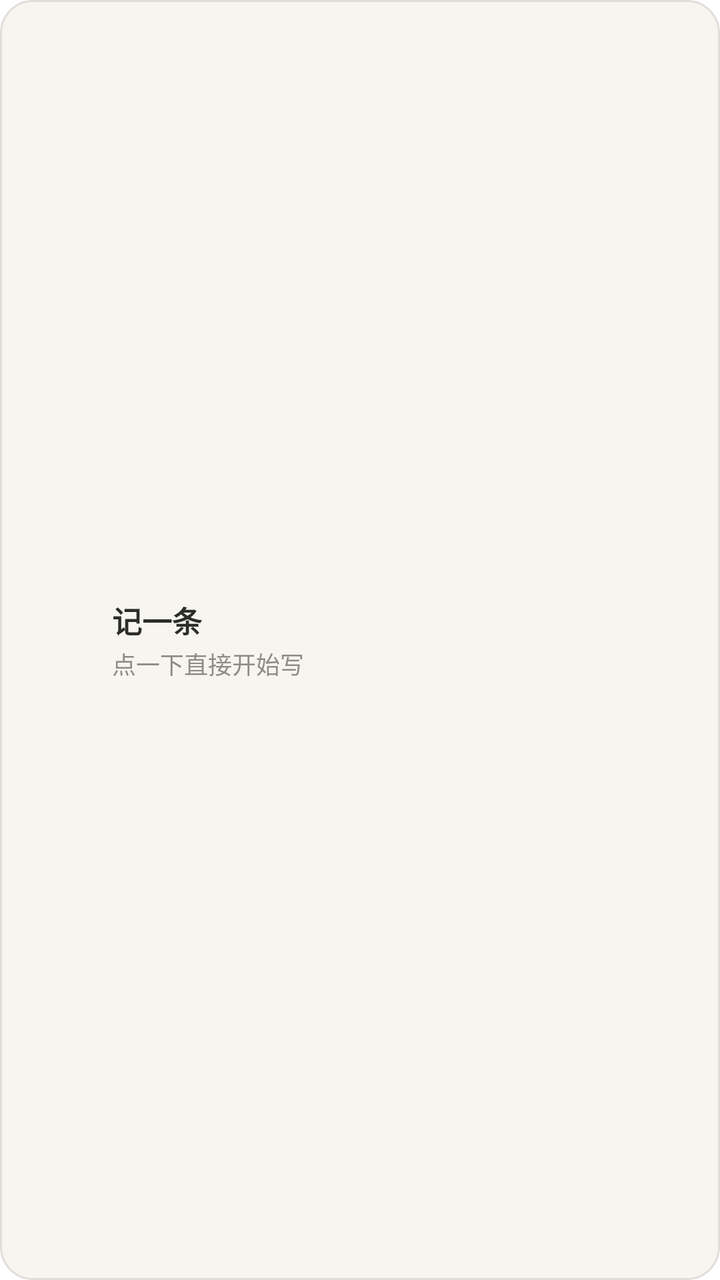
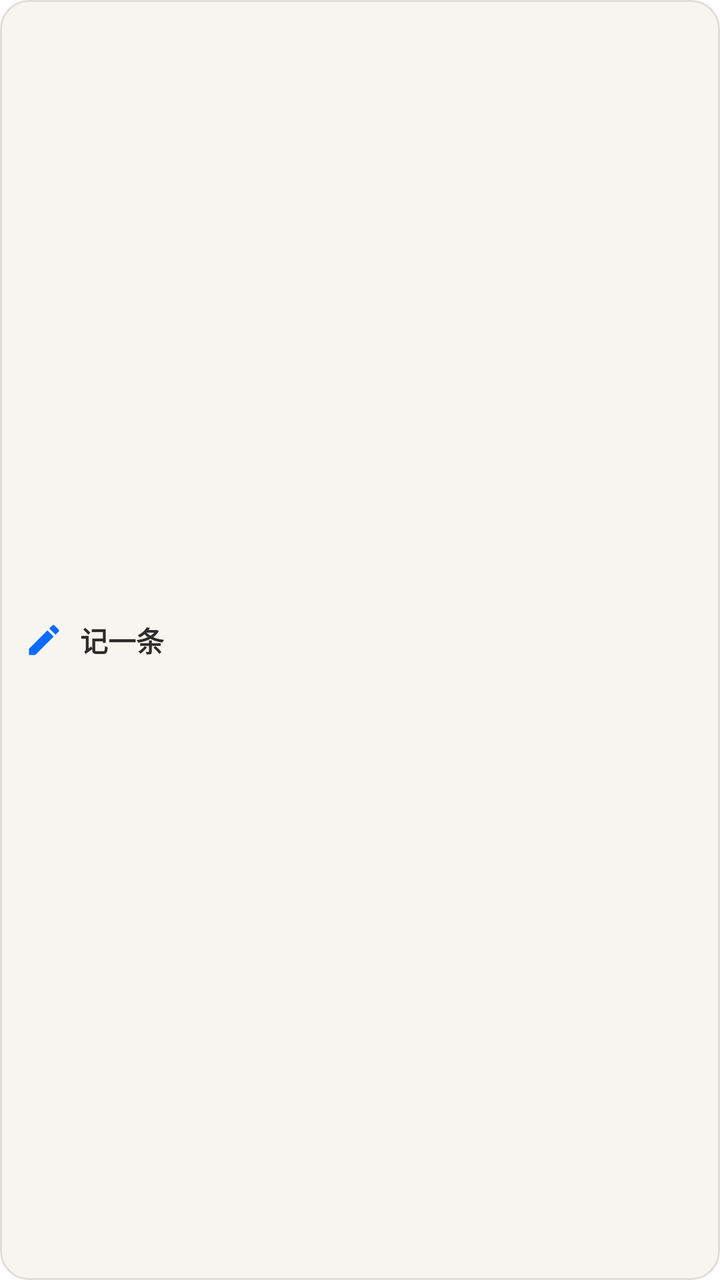

Before-and-after screenshots of an Android layout around one commit, followed by the original layout XML and the change that was made.
<!-- AndroidManifest.xml: fallback theme Theme.MaterialComponents.DayNight.NoActionBar -->
<!-- res/layout/widget_new_note.xml -->
<?xml version="1.0" encoding="utf-8"?>
<LinearLayout xmlns:android="http://schemas.android.com/apk/res/android"
    android:id="@+id/widget_root"
    android:layout_width="match_parent"
    android:layout_height="match_parent"
    android:background="@drawable/widget_new_note_bg"
    android:gravity="center_vertical"
    android:orientation="horizontal"
    android:paddingStart="16dp"
    android:paddingEnd="16dp">

    <ImageView
        android:layout_width="28dp"
        android:layout_height="28dp"
        android:contentDescription="@null"
        android:src="@mipmap/ic_launcher" />

    <LinearLayout
        android:layout_width="0dp"
        android:layout_height="wrap_content"
        android:layout_marginStart="12dp"
        android:layout_weight="1"
        android:orientation="vertical">

        <TextView
            android:layout_width="wrap_content"
            android:layout_height="wrap_content"
            android:maxLines="1"
            android:text="@string/widget_new_note_title"
            android:textColor="@color/widget_text"
            android:textSize="15sp"
            android:textStyle="bold" />

        <TextView
            android:layout_width="wrap_content"
            android:layout_height="wrap_content"
            android:layout_marginTop="2dp"
            android:maxLines="1"
            android:text="@string/widget_new_note_subtitle"
            android:textColor="@color/widget_sub"
            android:textSize="12sp" />
    </LinearLayout>

</LinearLayout>
<!-- resources referenced by this layout -->
<resources>
  <color name="widget_sub">#8F8C84</color>
  <color name="widget_text">#2C2C2A</color>
  <!-- drawable widget_new_note_bg (drawable) -->
  <?xml version="1.0" encoding="utf-8"?>
  <shape xmlns:android="http://schemas.android.com/apk/res/android"
      android:shape="rectangle">
      <solid android:color="@color/widget_bg" />
      <corners android:radius="16dp" />
      <stroke
          android:width="1dp"
          android:color="@color/widget_border" />
  </shape>
  <!-- mipmap ic_launcher (mipmap-anydpi-v26) -->
  <?xml version="1.0" encoding="utf-8"?>
  <adaptive-icon xmlns:android="http://schemas.android.com/apk/res/android">
      <background android:drawable="@color/ic_launcher_background" />
      <foreground android:drawable="@mipmap/ic_launcher_foreground" />
  </adaptive-icon>
  <string name="widget_new_note_subtitle">点一下直接开始写</string>
  <string name="widget_new_note_title">记一条</string>
  <color name="widget_bg">#F7F5F0</color>
  <color name="widget_border">#E0DED6</color>
  <color name="ic_launcher_background">#2C2C2A</color>
</resources>

<!-- the commit's change to res/layout/widget_new_note.xml (unified diff, before → after) -->
@@ -6,39 +6,27 @@
     android:background="@drawable/widget_new_note_bg"
     android:gravity="center_vertical"
     android:orientation="horizontal"
-    android:paddingStart="16dp"
-    android:paddingEnd="16dp">
+    android:paddingStart="12dp"
+    android:paddingEnd="12dp"
+    android:paddingTop="6dp"
+    android:paddingBottom="6dp">
 
     <ImageView
-        android:layout_width="28dp"
-        android:layout_height="28dp"
+        android:layout_width="20dp"
+        android:layout_height="20dp"
         android:contentDescription="@null"
-        android:src="@mipmap/ic_launcher" />
+        android:src="@drawable/widget_new_note_icon" />
 
-    <LinearLayout
+    <TextView
         android:layout_width="0dp"
         android:layout_height="wrap_content"
-        android:layout_marginStart="12dp"
+        android:layout_marginStart="8dp"
         android:layout_weight="1"
-        android:orientation="vertical">
-
-        <TextView
-            android:layout_width="wrap_content"
-            android:layout_height="wrap_content"
-            android:maxLines="1"
-            android:text="@string/widget_new_note_title"
-            android:textColor="@color/widget_text"
-            android:textSize="15sp"
-            android:textStyle="bold" />
-
-        <TextView
-            android:layout_width="wrap_content"
-            android:layout_height="wrap_content"
-            android:layout_marginTop="2dp"
-            android:maxLines="1"
-            android:text="@string/widget_new_note_subtitle"
-            android:textColor="@color/widget_sub"
-            android:textSize="12sp" />
-    </LinearLayout>
+        android:ellipsize="end"
+        android:maxLines="1"
+        android:text="@string/widget_new_note_title"
+        android:textColor="@color/widget_text"
+        android:textSize="14sp"
+        android:textStyle="bold" />
 
 </LinearLayout>
<!-- resource entries referenced after the edit -->
@@ -1,27 +1,30 @@
 <!-- resources referenced by this layout -->
 <resources>
-  <color name="widget_sub">#8F8C84</color>
   <color name="widget_text">#2C2C2A</color>
   <!-- drawable widget_new_note_bg (drawable) -->
   <?xml version="1.0" encoding="utf-8"?>
   <shape xmlns:android="http://schemas.android.com/apk/res/android"
       android:shape="rectangle">
       <solid android:color="@color/widget_bg" />
-      <corners android:radius="16dp" />
+      <corners android:radius="14dp" />
       <stroke
           android:width="1dp"
           android:color="@color/widget_border" />
   </shape>
-  <!-- mipmap ic_launcher (mipmap-anydpi-v26) -->
+  <!-- drawable widget_new_note_icon (drawable) -->
   <?xml version="1.0" encoding="utf-8"?>
-  <adaptive-icon xmlns:android="http://schemas.android.com/apk/res/android">
-      <background android:drawable="@color/ic_launcher_background" />
-      <foreground android:drawable="@mipmap/ic_launcher_foreground" />
-  </adaptive-icon>
-  <string name="widget_new_note_subtitle">点一下直接开始写</string>
+  <vector xmlns:android="http://schemas.android.com/apk/res/android"
+      android:width="24dp"
+      android:height="24dp"
+      android:viewportWidth="24"
+      android:viewportHeight="24">
+      <path
+          android:fillColor="@color/widget_accent"
+          android:pathData="M3,17.25V21h3.75L17.81,9.94l-3.75,-3.75L3,17.25zM20.71,7.04c0.39,-0.39 0.39,-1.02 0,-1.41l-2.34,-2.34a0.9959,0.9959 0,0 0,-1.41 0l-1.83,1.83 3.75,3.75 1.83,-1.83z" />
+  </vector>
   <string name="widget_new_note_title">记一条</string>
   <color name="widget_bg">#F7F5F0</color>
   <color name="widget_border">#E0DED6</color>
-  <color name="ic_launcher_background">#2C2C2A</color>
+  <color name="widget_accent">#0A6CFF</color>
 </resources>
 
